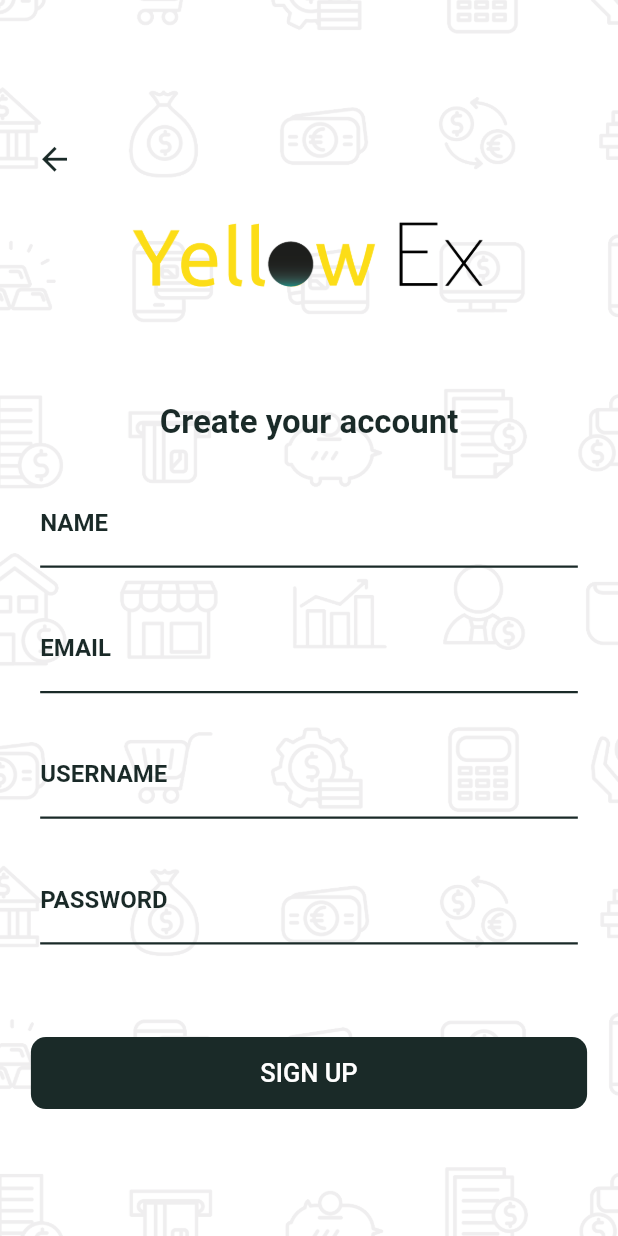
After one commit to MiltonBueno/YellowEx, a Flutter app: the screen it shows after launch, after a tap on "SIGN UP", on a phone screen of 412 x 824 dp. The commit adds this screen. Run offline on Flutter 3.47's test engine with Material 2 defaults, Android fonts, the phone set to English and light mode, and no system bars.

Commit message:
Commit 5:
- Another modification on Splash, background image
- Possible last design for Login Page
- Creation on bloc folder
- Creation of Login Bloc
- Start and possible design of Sign Up Page

```diff
--- /dev/null
+++ b/lib/bloc/login_bloc.dart
@@ -0,0 +1,9 @@
+import 'package:flutter/material.dart';
+
+class LoginBloc {
+
+  goToSignUpPage(context){
+    Navigator.pushNamed(context, "/signup");
+  }
+
+}
--- a/lib/main.dart
+++ b/lib/main.dart
@@ -1,5 +1,6 @@
 import 'package:flutter/material.dart';
 import 'package:yellow_exchange/pages/login.dart';
+import 'package:yellow_exchange/pages/signup.dart';
 import 'package:yellow_exchange/pages/splash.dart';
 
 void main() {
@@ -13,6 +14,7 @@ void main() {
         theme: ThemeData(),
         routes: {
           "/login" : (context) => const Login(),
+          "/signup" : (context) => const SignUp(),
         }
       )
   );
--- a/lib/pages/login.dart
+++ b/lib/pages/login.dart
@@ -1,4 +1,5 @@
 import 'package:flutter/material.dart';
+import 'package:yellow_exchange/bloc/login_bloc.dart';
 
 class Login extends StatefulWidget {
   const Login({Key? key}) : super(key: key);
@@ -10,6 +11,8 @@ class Login extends StatefulWidget {
 }
 
 class _LoginState extends State<Login> {
+
+  LoginBloc loginBloc = LoginBloc();
 
   TextEditingController userController = TextEditingController();
   TextEditingController passwordController = TextEditingController();
@@ -167,10 +170,10 @@ class _LoginState extends State<Login> {
                 ),
               ),
               Padding(
-                padding: EdgeInsets.only(left: size.width * 0.05, right: size.width * 0.05, top: size.height * 0.05, bottom: size.height * 0.1),
+                padding: EdgeInsets.only(left: size.width * 0.05, right: size.width * 0.05, top: size.height * 0.05),
                 child: Container(
                     width: size.width,
-                    padding: EdgeInsets.only(left: size.width * 0.05, right: size.width * 0.05),
+                    // padding: EdgeInsets.only(left: size.width * 0.05, right: size.width * 0.05),
                     decoration: BoxDecoration(
                         color: const Color(0xff1a2a28),
                         borderRadius: BorderRadius.circular(10)
@@ -178,10 +181,10 @@ class _LoginState extends State<Login> {
                     child: TextButton(
                       onPressed: () {},
                       child: const Text(
-                        "ENTRAR",
+                        "LOGIN",
                         style: TextStyle(
                             color: Colors.white,
-                            fontSize: 15
+                            fontSize: 17
                         ),
                       )
                     ),
@@ -206,7 +209,33 @@ class _LoginState extends State<Login> {
                     //     }
                     // )
                 ),
-              )
+              ),
+              TextButton(
+                onPressed: () {},
+                child: const Text(
+                  "Forgot my password",
+                  style: TextStyle(
+                    color: Color(0xff1a2a28),
+                    fontSize: 15,
+                  ),
+                )
+              ),
+              Padding(
+                padding: EdgeInsets.only(top: size.height * 0.05),
+                child: TextButton(
+                  onPressed: () {
+                    loginBloc.goToSignUpPage(context);
+                  },
+                  child: const Text(
+                    "SIGN UP",
+                    style: TextStyle(
+                      color: Color(0xff1a2a28),
+                      fontSize: 17,
+                      fontWeight: FontWeight.bold
+                    ),
+                  )
+                ),
+              ),
             ],
           ),
         ),
--- /dev/null
+++ b/lib/pages/signup.dart
@@ -0,0 +1,261 @@
+import 'package:flutter/material.dart';
+
+class SignUp extends StatefulWidget {
+  const SignUp({Key? key}) : super(key: key);
+
+  @override
+  State<SignUp> createState() {
+    return _SignUpState();
+  }
+}
+
+class _SignUpState extends State<SignUp> {
+
+  TextEditingController userController = TextEditingController();
+  TextEditingController emailController = TextEditingController();
+  TextEditingController nameController = TextEditingController();
+  TextEditingController passwordController = TextEditingController();
+
+  @override
+  Widget build(BuildContext context) {
+
+    var size = MediaQuery.of(context).size;
+    var shortestSide = MediaQuery.of(context).size.shortestSide;
+    final bool useMobileLayout = shortestSide < 600;
+
+    return Scaffold(
+      body: SingleChildScrollView(
+        child: Container(
+          height: size.height,
+          width: size.width,
+          decoration: const BoxDecoration(
+            image: DecorationImage(
+              image: AssetImage("assets/login_transparent.png"),
+              fit: BoxFit.cover,
+            ),
+          ),
+          child: Column(
+            children: [
+              Align(
+                alignment: Alignment.centerLeft,
+                child: Padding(
+                  padding: EdgeInsets.only(top: size.height * 0.1, left: size.width * 0.03, bottom: size.height * 0.015),
+                  child: IconButton(
+                    icon: const Icon(
+                      Icons.arrow_back,
+                      color: Color(0xff1a2a28),
+                      size: 25,
+                    ),
+                    onPressed: () {
+                      Navigator.pop(context);
+                    },
+                  )
+                ),
+              ),
+              Padding(
+                padding: EdgeInsets.only(left: size.width * 0.15, right: size.width * 0.15),
+                child: Image.asset("assets/logo_extensa_A.png", ),
+              ),
+              Padding(
+                padding: EdgeInsets.only(left: size.width * 0.15, right: size.width * 0.15, top: size.height * 0.075),
+                child: const Text(
+                  "Create your account",
+                  style: TextStyle(
+                      color: Color(0xff1a2a28),
+                      fontSize: 22,
+                      fontWeight: FontWeight.bold
+                  ),
+                ),
+              ),
+              Padding(
+                padding: EdgeInsets.only(left: size.width * 0.05, right: size.width * 0.05, top: size.height * 0.03),
+                child: Container(
+                    padding: EdgeInsets.only(left: size.width * 0.015, right: size.width * 0.015),
+                    child: TextFormField(
+                      cursorColor: const Color(0xff1a2a28),
+                      style: const TextStyle(
+                          color: Color(0xff1a2a28)
+                      ),
+                      decoration: const InputDecoration(
+                        // icon: Icon(Icons.email),
+                        disabledBorder: UnderlineInputBorder(
+                          borderSide: BorderSide(color: Color(0xff1a2a28), width: 1.5),
+                        ),
+                        focusedBorder: UnderlineInputBorder(
+                          borderSide: BorderSide(color: Color(0xff1a2a28), width: 1.5),
+                        ),
+                        border: UnderlineInputBorder(
+                          borderSide: BorderSide(color: Color(0xff1a2a28), width: 1.5),
+                        ),
+                        enabledBorder: UnderlineInputBorder(
+                          borderSide: BorderSide(color: Color(0xff1a2a28), width: 1.5),
+                        ),
+                        labelText: "NAME",
+                        labelStyle: TextStyle(
+                            color: Color(0xff1a2a28),
+                            fontWeight: FontWeight.bold
+                        ),
+                        hintText: "Example Name",
+                        hintStyle: TextStyle(
+                          color: Colors.grey,
+                        ),
+                      ),
+                    )
+                ),
+              ),
+              Padding(
+                padding: EdgeInsets.only(left: size.width * 0.05, right: size.width * 0.05, top: size.height * 0.03),
+                child: Container(
+                    padding: EdgeInsets.only(left: size.width * 0.015, right: size.width * 0.015),
+                    child: TextFormField(
+                      cursorColor: const Color(0xff1a2a28),
+                      style: const TextStyle(
+                          color: Color(0xff1a2a28)
+                      ),
+                      decoration: const InputDecoration(
+                        // icon: Icon(Icons.email),
+                        disabledBorder: UnderlineInputBorder(
+                          borderSide: BorderSide(color: Color(0xff1a2a28), width: 1.5),
+                        ),
+                        focusedBorder: UnderlineInputBorder(
+                          borderSide: BorderSide(color: Color(0xff1a2a28), width: 1.5),
+                        ),
+                        border: UnderlineInputBorder(
+                          borderSide: BorderSide(color: Color(0xff1a2a28), width: 1.5),
+                        ),
+                        enabledBorder: UnderlineInputBorder(
+                          borderSide: BorderSide(color: Color(0xff1a2a28), width: 1.5),
+                        ),
+                        labelText: "EMAIL",
+                        labelStyle: TextStyle(
+                            color: Color(0xff1a2a28),
+                            fontWeight: FontWeight.bold
+                        ),
+                        hintText: "example@email.com",
+                        hintStyle: TextStyle(
+                          color: Colors.grey,
+                        ),
+                      ),
+                    )
+                ),
+              ),
+              Padding(
+                padding: EdgeInsets.only(left: size.width * 0.05, right: size.width * 0.05, top: size.height * 0.03),
+                child: Container(
+                    padding: EdgeInsets.only(left: size.width * 0.015, right: size.width * 0.015),
+                    child: TextFormField(
+                      cursorColor: const Color(0xff1a2a28),
+                      style: const TextStyle(
+                          color: Color(0xff1a2a28)
+                      ),
+                      decoration: const InputDecoration(
+                        // icon: Icon(Icons.email),
+                        disabledBorder: UnderlineInputBorder(
+                          borderSide: BorderSide(color: Color(0xff1a2a28), width: 1.5),
+                        ),
+                        focusedBorder: UnderlineInputBorder(
+                          borderSide: BorderSide(color: Color(0xff1a2a28), width: 1.5),
+                        ),
+                        border: UnderlineInputBorder(
+                          borderSide: BorderSide(color: Color(0xff1a2a28), width: 1.5),
+                        ),
+                        enabledBorder: UnderlineInputBorder(
+                          borderSide: BorderSide(color: Color(0xff1a2a28), width: 1.5),
+                        ),
+                        labelText: "USERNAME",
+                        labelStyle: TextStyle(
+                            color: Color(0xff1a2a28),
+                            fontWeight: FontWeight.bold
+                        ),
+                        hintText: "example_username",
+                        hintStyle: TextStyle(
+                          color: Colors.grey,
+                        ),
+                      ),
+                    )
+                ),
+              ),
+              Padding(
+                padding: EdgeInsets.only(left: size.width * 0.05, right: size.width * 0.05, top: size.height * 0.03),
+                child: Container(
+                    padding: EdgeInsets.only(left: size.width * 0.015, right: size.width * 0.015),
+                    child: TextFormField(
+                      cursorColor: const Color(0xff1a2a28),
+                      style: const TextStyle(
+                          color: Color(0xff1a2a28)
+                      ),
+                      decoration: const InputDecoration(
+                        // icon: Icon(Icons.email),
+                        disabledBorder: UnderlineInputBorder(
+                          borderSide: BorderSide(color: Color(0xff1a2a28), width: 1.5),
+                        ),
+                        focusedBorder: UnderlineInputBorder(
+                          borderSide: BorderSide(color: Color(0xff1a2a28), width: 1.5),
+                        ),
+                        border: UnderlineInputBorder(
+                          borderSide: BorderSide(color: Color(0xff1a2a28), width: 1.5),
+                        ),
+                        enabledBorder: UnderlineInputBorder(
+                          borderSide: BorderSide(color: Color(0xff1a2a28), width: 1.5),
+                        ),
+                        labelText: "PASSWORD",
+                        labelStyle: TextStyle(
+                            color: Color(0xff1a2a28),
+                            fontWeight: FontWeight.bold
+                        ),
+                        hintText: "example_password",
+                        hintStyle: TextStyle(
+                          color: Colors.grey,
+                        ),
+                      ),
+                    )
+                ),
+              ),
+              Padding(
+                padding: EdgeInsets.only(left: size.width * 0.05, right: size.width * 0.05, top: size.height * 0.075),
+                child: Container(
+                  width: size.width,
+                  // padding: EdgeInsets.only(left: size.width * 0.05, right: size.width * 0.05),
+                  decoration: BoxDecoration(
+                      color: const Color(0xff1a2a28),
+                      borderRadius: BorderRadius.circular(10)
+                  ),
+                  child: TextButton(
+                      onPressed: () {},
+                      child: const Text(
+                        "SIGN UP",
+                        style: TextStyle(
+                            color: Colors.white,
+                            fontSize: 17
+                        ),
+                      )
+                  ),
+                  // child: StreamBuilder<bool>(
+                  //     initialData: false,
+                  //     stream: _loadingButton.stream,
+                  //     builder: (context, loading) {
+                  //       return TextButton(
+                  //         child: !loading.data! ?
+                  //         const Text(
+                  //           "ENTRAR",
+                  //           style: TextStyle(
+                  //               color: Colors.white,
+                  //               fontSize: 15
+                  //           ),
+                  //         ) : const SizedBox(
+                  //             height: 30, width: 30,
+                  //             child: CircularProgressIndicator(color: Colors.white,)),
+                  //         onPressed: () async {
+                  //         },
+                  //       );
+                  //     }
+                  // )
+                ),
+              ),
+            ],
+          ),
+        ),
+      ),
+    );
+  }
+}
--- a/lib/pages/splash.dart
+++ b/lib/pages/splash.dart
@@ -60,7 +60,12 @@ class _SplashScreenState extends State<SplashScreen> with TickerProviderStateMix
     final bool useMobileLayout = shortestSide < 600;
 
     return Container(
-      color: Colors.white,
+      decoration: const BoxDecoration(
+        image: DecorationImage(
+          image: AssetImage("assets/login_white.png"),
+          fit: BoxFit.cover,
+        ),
+      ),
       child: Center(
         child: Padding(
           padding: EdgeInsets.symmetric(horizontal: size.width * 0.2, vertical: size.height * 0.2),
```
